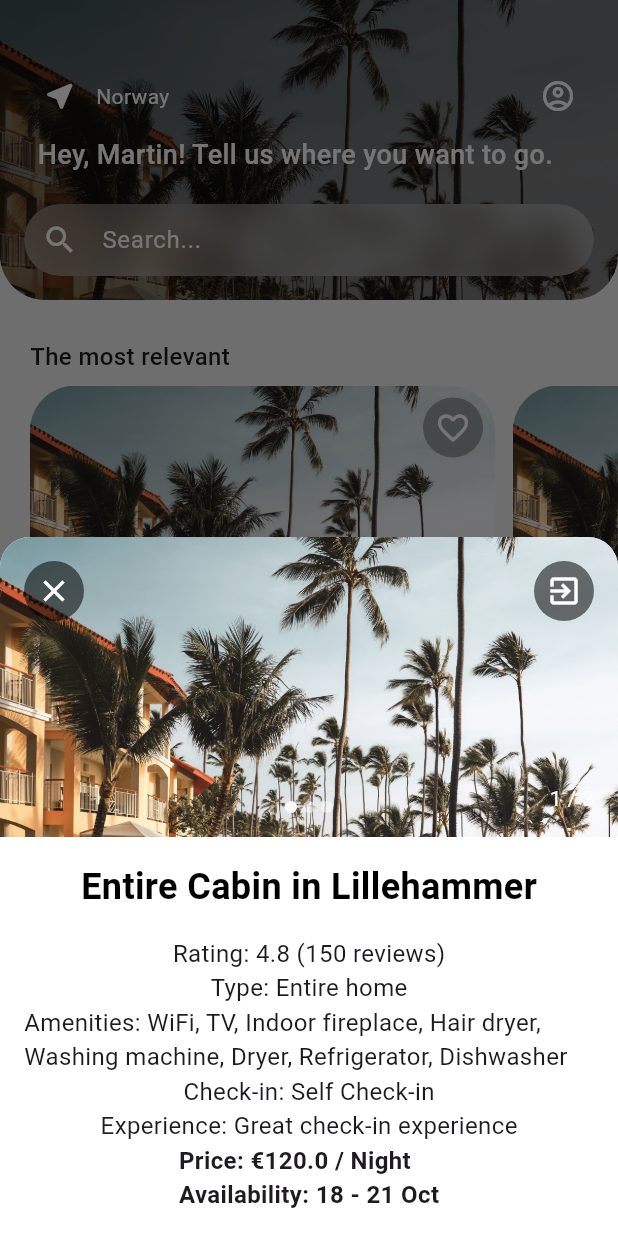
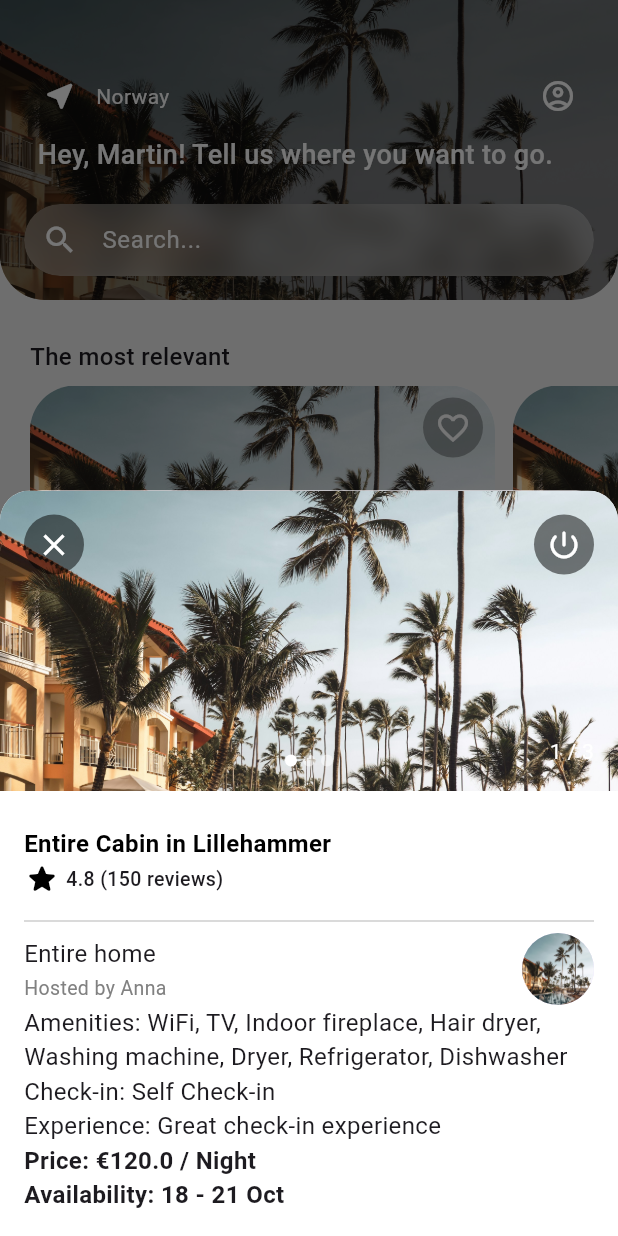
Before and after one commit to abrhame/Live-In-Hotels, a Flutter app: the screen it shows after launch, after a tap on "Entire Cabin in Lillehammer", on a phone screen of 412 x 824 dp. Run offline on Flutter 3.47's test engine with Material 3 defaults, Android fonts, the phone set to English and light mode, and no system bars; our stand-ins replace chat_bubbles, shimmer.

Commit message:
fix[mobile]: work on the room detail bottom sheet

```diff
--- a/lib/datasources/local/dummy_data.dart
+++ b/lib/datasources/local/dummy_data.dart
@@ -145,7 +145,8 @@ class Room {
   final double rating;
   final int reviewCount; // Number of reviews
   final String hostedBy;
-  final String roomType; // Type of room (e.g., "Entire home", "Private room")
+  final String roomType;
+  final String hostImage;
   final List<String> amenities;
   final String checkInType;
   final String checkInDetails;
@@ -162,6 +163,7 @@ class Room {
     required this.reviewCount,
     required this.hostedBy,
     required this.roomType,
+    required this.hostImage,
     required this.amenities,
     required this.checkInType,
     required this.checkInDetails,
@@ -196,6 +198,7 @@ List<Room> dummyRooms = [
       'Dishwasher',
     ],
     checkInType: 'Self Check-in',
+    hostImage: 'assets/discover_top.jpg',
     checkInDetails: 'Check yourself in with a lockbox.',
     experience: 'Great check-in experience',
     experienceDetails:
@@ -215,6 +218,7 @@ List<Room> dummyRooms = [
     reviewCount: 100, // Number of reviews
     hostedBy: 'Hosted by John',
     roomType: 'Private room', // Type of room
+    hostImage: 'assets/discover_top.jpg',
     amenities: [
       'WiFi',
       'Air conditioning',
@@ -241,6 +245,7 @@ List<Room> dummyRooms = [
     reviewCount: 75, // Number of reviews
     hostedBy: 'Hosted by Lisa',
     roomType: 'Entire home', // Type of room
+    hostImage: 'assets/discover_top.jpg',
     amenities: [
       'WiFi',
       'Pool',
--- a/lib/presentation/screens/discover/widgets/room_bottom_detail.dart
+++ b/lib/presentation/screens/discover/widgets/room_bottom_detail.dart
@@ -21,31 +21,76 @@
             color: Colors.white,
           ),
           child: Column(
-              mainAxisSize: MainAxisSize.min, // Size the column based on content
+            mainAxisSize: MainAxisSize.min,
+            crossAxisAlignment: CrossAxisAlignment.start,
             children: [
               _ImageSlider(imageUrls: room.imageUrls),
+              const SizedBox(height: 16), // Add some space at the top
               Padding(
-                  padding: const EdgeInsets.all(16.0),
-                  child: Text(
+                padding:
+                    const EdgeInsets.symmetric(horizontal: 16.0, vertical: 8),
+                child: Column(
+                  crossAxisAlignment: CrossAxisAlignment.start,
+                  children: [
+                    Text(
                       room.name,
                       style: const TextStyle(
-                        fontSize: 24,
+                          fontSize: 16,
                           fontWeight: FontWeight.bold,
                           color: Colors.black),
+                    ),
+                    Row(
+                      children: [
+                        const Icon(
+                          Icons.star_rounded,
+                          color: Colors.black,
+                          size: 24,
+                        ),
+                        const SizedBox(width: 4),
+                        Text(
+                          "${room.rating} (${room.reviewCount} reviews)",
+                          style: const TextStyle(
+                              fontSize: 13, fontWeight: FontWeight.w500),
+                        ),
+                      ],
+                    ),
+                  ],
                 ),
               ),
               Padding(
                 padding: const EdgeInsets.symmetric(horizontal: 16.0),
-                  child: Text(
-                    "Rating: ${room.rating} (${room.reviewCount} reviews)",
+                child: Divider(
+                  color: Colors.grey.withOpacity(0.5),
+                  thickness: 1,
+                ),
+              ),
+
+              Padding(
+                padding: const EdgeInsets.symmetric(horizontal: 16.0),
+                child: Row(
+                  children: [
+                    Column(
+                      crossAxisAlignment: CrossAxisAlignment.start,
+                      children: [
+                        Text(
+                          "${room.roomType}",
                           style: const TextStyle(fontSize: 16),
                         ),
+                        const SizedBox(height: 2),
+                        Text(
+                          "${room.hostedBy}",
+                          style: const TextStyle(
+                              fontSize: 13,
+                              color: Color.fromARGB(255, 129, 129, 129)),
                         ),
-                Padding(
-                  padding: const EdgeInsets.symmetric(horizontal: 16.0),
-                  child: Text(
-                    "Type: ${room.roomType}",
-                    style: const TextStyle(fontSize: 16),
+                      ],
+                    ),
+                    const Spacer(),
+                    CircleAvatar(
+                      radius: 24,
+                      backgroundImage: AssetImage(room.hostImage),
+                    )
+                  ],
                 ),
               ),
               Padding(
@@ -73,7 +118,8 @@
                 padding: const EdgeInsets.symmetric(horizontal: 16.0),
                 child: Text(
                   "Price: €${room.price} / Night\nAvailability: ${room.availability}",
-                    style: const TextStyle(fontSize: 16, fontWeight: FontWeight.bold),
+                  style: const TextStyle(
+                      fontSize: 16, fontWeight: FontWeight.bold),
                 ),
               ),
               const SizedBox(height: 16), // Add some space at the bottom
@@ -166,8 +212,8 @@
               Navigator.pop(context); // Close the bottom sheet
             },
             child: Container(
-                decoration: const BoxDecoration(
-                  color: Colors.black54,
+              decoration: BoxDecoration(
+                color: Colors.black54.withOpacity(0.5),
                 shape: BoxShape.circle,
               ),
               child: const Padding(
@@ -189,14 +235,14 @@
               // Handle exit action here
             },
             child: Container(
-                decoration: const BoxDecoration(
-                  color: Colors.black54,
+              decoration: BoxDecoration(
+                color: Colors.black54.withOpacity(0.5),
                 shape: BoxShape.circle,
               ),
               child: const Padding(
                 padding: EdgeInsets.all(8.0),
                 child: Icon(
-                    Icons.exit_to_app,
+                  Icons.power_settings_new_rounded,
                   color: Colors.white,
                 ),
               ),
```
Lines whose indentation alone changed are shown as unchanged.
